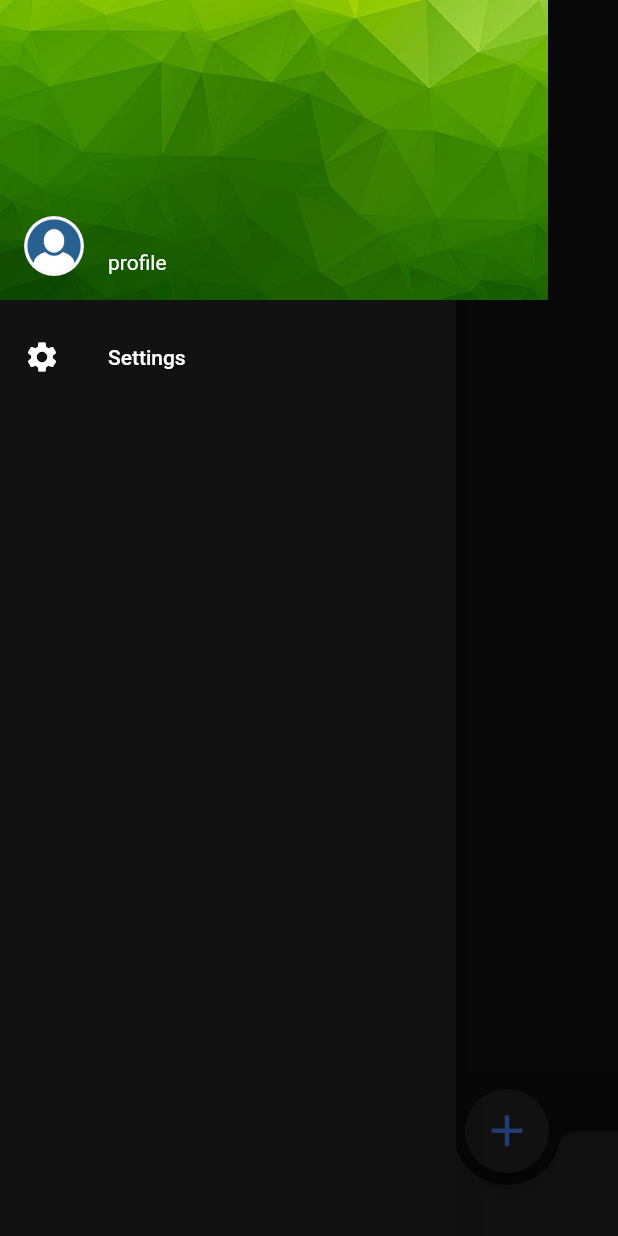
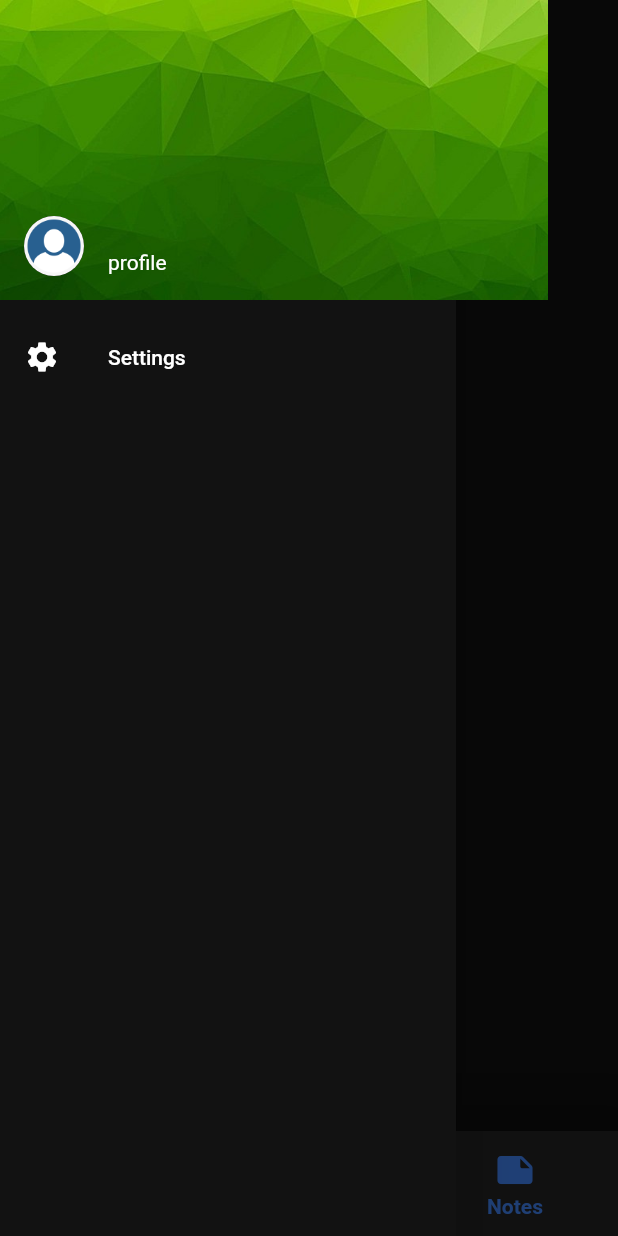
Before and after one commit to hs2361/horario, a Flutter app: the screen it shows once a user with an empty profile is signed in, item 3 of the bottom bar chosen, with the side drawer open, on a phone screen of 412 x 824 dp. Run offline on Flutter 3.47's test engine with Material 2 defaults, Android fonts, the phone set to English and light mode, and no system bars; our stand-ins replace firebase_auth, firebase_core; accounts and stored records are empty.

Commit message:
removed floating action button from bottom app bar

```diff
--- a/lib/screens/tabs_screen.dart
+++ b/lib/screens/tabs_screen.dart
@@ -166,27 +166,24 @@ class _TabsScreenState extends State<TabsScreen> {
               mainAxisSize: MainAxisSize.max,
               mainAxisAlignment: MainAxisAlignment.spaceAround,
               children: <Widget>[
-                navBtn(0, Icons.class_, 'Schedule', () {
+                navBtn(0, Icons.schedule, 'Schedule', () {
                   setState(() {
                     _selectedIndex = 0;
                     setSelectedColor(context);
                   });
                 }),
-                navBtn(1, Icons.assignment, 'Group', () {
+                navBtn(1, Icons.group, 'Group', () {
                   setState(() {
                     _selectedIndex = 1;
                     setSelectedColor(context);
                   });
                 }),
-                navBtn(2, Icons.group, 'Notes', () {
+                navBtn(2, Icons.note_rounded, 'Notes', () {
                   setState(() {
                     _selectedIndex = 2;
                     setSelectedColor(context);
                   });
                 }),
-                SizedBox(
-                  width: 75,
-                ),
               ],
             ),
             shape: CircularNotchedRectangle(),
@@ -194,22 +191,6 @@ class _TabsScreenState extends State<TabsScreen> {
         ),
       ),
       // Plus button
-      floatingActionButtonLocation: FloatingActionButtonLocation.endDocked,
-      floatingActionButton: Padding(
-        padding: const EdgeInsets.symmetric(horizontal: 30),
-        child: FloatingActionButton(
-            child: Icon(
-              Icons.add,
-              size: 35,
-            ),
-            backgroundColor: Theme.of(context).brightness == Brightness.dark
-                ? Theme.of(context).cardColor
-                : Theme.of(context).accentColor,
-            foregroundColor: Theme.of(context).brightness == Brightness.dark
-                ? Theme.of(context).accentColor
-                : Theme.of(context).cardColor,
-            onPressed: () => {}),
-      ),
     );
   }
 }
--- a/pubspec.yaml
+++ b/pubspec.yaml
@@ -30,6 +30,7 @@ dependencies:
   cupertino_icons: ^1.0.2
   firebase_core: ^1.0.2
   firebase_auth: ^1.0.1
+  cloud_firestore: ^1.0.3
   provider: ^5.0.0
 
 dev_dependencies:
```
Also changed, not shown: pubspec.lock, 2 other files.
